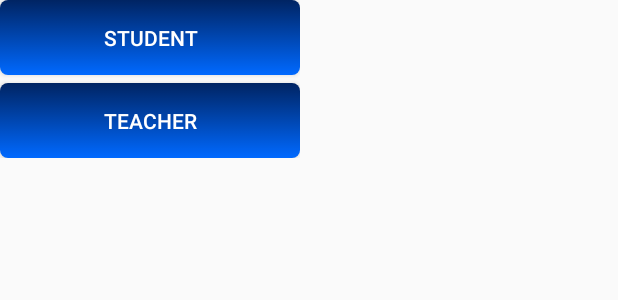
After one commit to bilalhussain793/Equrantech, an Android app: the layout login_select_dialog.xml on its own in the app's theme, with its tools: preview values and no code run, on a phone screen of 412 x 824 dp. The commit adds this screen. Shown: the top 300 px of the screen. Run offline under Robolectric (Android 15) with nearby library versions, the phone set to English and light mode, and no system bars.

Commit message:
Teacher student selected

```diff
--- a/app/src/main/java/com/img/equran/Home.java
+++ b/app/src/main/java/com/img/equran/Home.java
@@ -52,12 +52,13 @@ public class Home extends Fragment {
                     "/v0/b/" +
                     "teacherequran.appspot.com/o/img%2F"
                     +UserDetails.phone+
-                    "?alt=media&token=53e6c894-27a6-4318-8288-d603a039124e").transform(new CircleTransform())
+                    "?alt=media&token=53e6c894-27a6-4318-8288-d603a039124e")
+                    .transform(new CircleTransform())
                     .into(imageView);
+
             name1.setText(UserDetails.Name);
             email.setText(UserDetails.Email);
             uid.setText("UID: "+UserDetails.phone);
-
 
             DatabaseReference myRef = database.getReference("username/jalo/remainpoints");
             myRef.addValueEventListener(new ValueEventListener() {
@@ -113,6 +114,7 @@ public class Home extends Fragment {
 
             squaredBitmap.recycle();
             return bitmap;
+
         }
 
         @Override
--- a/app/src/main/java/com/img/equran/Tutor.java
+++ b/app/src/main/java/com/img/equran/Tutor.java
@@ -34,7 +34,6 @@ public class Tutor extends Fragment {
 ListView lv;
 ArrayList<String> arr=new ArrayList<>();
     int totalUsers = 0;
-    ProgressDialog pd;
     public static TeacherAdapter teacheradapter;
     @Override
     public View onCreateView(LayoutInflater inflater, ViewGroup container,
@@ -81,7 +80,9 @@ ArrayList<String> arr=new ArrayList<>();
             while(i.hasNext()){
                 key = i.next().toString();
 
+                if(!key.equals(UserDetails.phone)) {
                     arr.add(key);
+                }
 
                 totalUsers++;
             }
@@ -98,7 +99,5 @@ ArrayList<String> arr=new ArrayList<>();
             teacheradapter=new TeacherAdapter(getActivity(),arr);
             lv.setAdapter(teacheradapter);
         }
-
-//        pd.dismiss();
     }
 }
--- /dev/null
+++ b/app/src/main/res/layout/login_select_dialog.xml
@@ -0,0 +1,23 @@
+<?xml version="1.0" encoding="utf-8"?>
+<LinearLayout xmlns:android="http://schemas.android.com/apk/res/android"
+    android:layout_width="wrap_content"
+    android:layout_height="wrap_content"
+    android:backgroundTint="#00FFFFFF"
+    android:orientation="vertical">
+    <Button
+        android:layout_width="200dp"
+        android:layout_height="50dp"
+        android:textColor="#fff"
+        android:background="@drawable/button_rect"
+        android:text="Student"
+        android:id="@+id/std"/>
+    <Button
+        android:layout_width="200dp"
+        android:layout_height="50dp"
+        android:id="@+id/teacher"
+        android:background="@drawable/button_rect"
+        android:layout_marginTop="5dp"
+        android:textColor="#ffffff"
+        android:text="Teacher"/>
+
+</LinearLayout>
```
Also changed, not shown: app/src/main/java/com/img/equran/MainActivity.java (+93 -4 lines), app/src/main/java/com/img/equran/Register.java (+0 -146 lines), app/src/main/java/com/img/equran/TeacherProfile.java (+16 -2 lines), app/src/main/res/layout/activity_teacher_profile.xml (+5 -2 lines).
